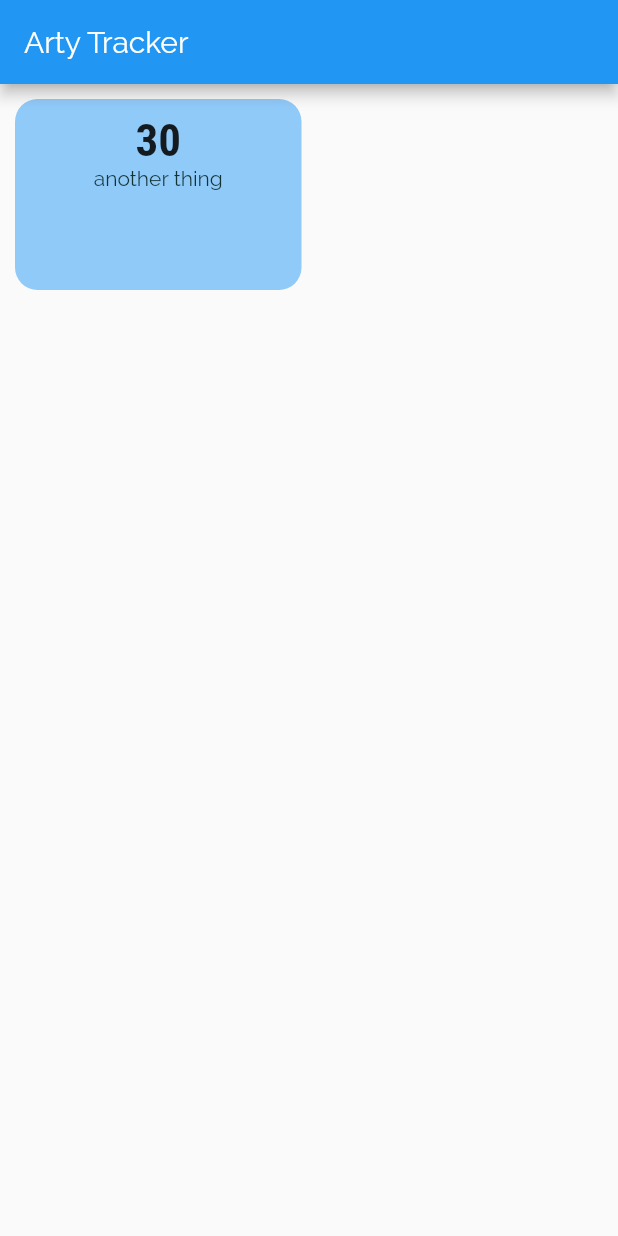
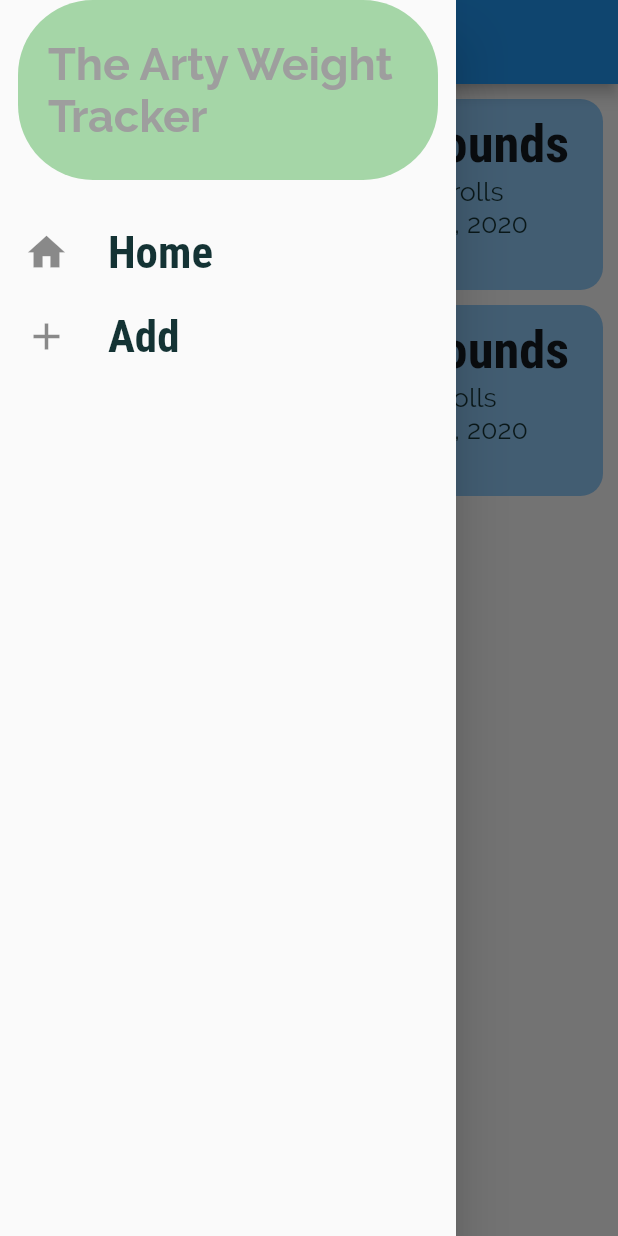
Before and after one commit to nayelipleskac/arty-tracker, a Flutter app: the screen it shows after launch, with the side drawer open (before the commit the screen has no drawer), on a phone screen of 412 x 824 dp. Run offline on Flutter 3.47's test engine with Material 2 defaults, Android fonts, the phone set to English and light mode, and no system bars.

Commit message:
hamburger and home pg

```diff
--- a/lib/main.dart
+++ b/lib/main.dart
@@ -20,12 +20,14 @@ class MyApp extends StatelessWidget {
         textTheme: ThemeData.light().textTheme.copyWith(
               bodyText1: TextStyle(
                 color: Color.fromRGBO(20, 51, 52, 1),
+                fontSize: 18,
               ),
               bodyText2: TextStyle(
                 color: Color.fromRGBO(20, 51, 52, 1),
+                fontSize: 18,
               ),
               headline6: TextStyle(
-                fontSize: 30,
+                fontSize: 35,
                 fontFamily: 'RobotoCondensed',
                 fontWeight: FontWeight.bold,
               ),
--- a/lib/screens/statistic_home_screen.dart
+++ b/lib/screens/statistic_home_screen.dart
@@ -1,3 +1,5 @@
+import '../widgets/drawer.dart';
+
 import '../widgets/statistic_item.dart';
 import 'package:flutter/material.dart';
 
@@ -11,6 +13,24 @@ class StatisticHomeScreen extends StatelessWidget {
       rolls: 8,
       date: DateTime.now(),
     ),
+    Statistic(
+      id: 's2',
+      pounds: 50,
+      rolls: 10,
+      date: DateTime.now(),
+    ),
+    Statistic(
+      id: 's3',
+      pounds: 37,
+      rolls: 6,
+      date: DateTime.now(),
+    ),
+    Statistic(
+      id: 's4',
+      pounds: 33,
+      rolls: 7,
+      date: DateTime.now(),
+    ),
   ];
   @override
   Widget build(BuildContext context) {
@@ -20,6 +40,7 @@ class StatisticHomeScreen extends StatelessWidget {
           'Arty Tracker',
         ),
       ),
+      drawer: MainDrawer(),
       body: GridView.builder(
         padding: EdgeInsets.all(10),
         itemCount: dummyStat.length,
--- /dev/null
+++ b/lib/widgets/drawer.dart
@@ -0,0 +1,53 @@
+import 'package:flutter/material.dart';
+
+class MainDrawer extends StatelessWidget {
+  Widget buildListTile(String title, IconData icon, Function tapHandler) {
+    return ListTile(
+      leading: Icon(
+        icon,
+        size: 30,
+      ),
+      title: Text(
+        title,
+        style: TextStyle(
+            fontFamily: 'RobotoCondensed',
+            fontSize: 30,
+            fontWeight: FontWeight.w600),
+      ),
+      onTap: tapHandler,
+    );
+  }
+
+  @override
+  Widget build(BuildContext context) {
+    return Drawer(
+      child: Column(
+        children: <Widget>[
+          Container(
+            height: 120,
+            width: 280,
+            padding: EdgeInsets.all(20),
+            alignment: Alignment.center,
+            decoration: BoxDecoration(
+              color: Colors.green[200],
+              borderRadius: BorderRadius.circular(50),
+            ),
+            child: Text(
+              'The Arty Weight Tracker',
+              style: TextStyle(
+                fontSize: 30,
+                fontWeight: FontWeight.w600,
+                color: Theme.of(context).accentColor,
+              ),
+            ),
+          ),
+          SizedBox(
+            height: 20,
+          ),
+          buildListTile('Home', Icons.home, () {}),
+          buildListTile('Add', Icons.add, () {}),
+        ],
+      ),
+    );
+  }
+}
--- a/lib/widgets/statistic_item.dart
+++ b/lib/widgets/statistic_item.dart
@@ -1,4 +1,5 @@
 import 'package:flutter/material.dart';
+import 'package:intl/intl.dart';
 
 import '../screens/statistic_home_screen.dart';
 
@@ -14,20 +15,25 @@ class StatisticItem extends StatelessWidget {
   Widget build(BuildContext context) {
     return GridTile(
       child: Container(
+        decoration: BoxDecoration(
+          color: Colors.blue[200],
+          borderRadius: BorderRadius.circular(15),
+        ),
         alignment: Alignment.topCenter,
         padding: EdgeInsets.all(10),
         child: Column(
           children: [
             Text(
-              pounds.toString(),
+              pounds.toString() + ' pounds',
               style: Theme.of(context).textTheme.headline6,
             ),
-            Text('another thing'),
+            Text(
+              rolls.toString() + ' rolls',
+            ),
+            Text(
+              DateFormat.yMMMd().format(date),
+            ),
           ],
-        ),
-        decoration: BoxDecoration(
-          color: Colors.blue[200],
-          borderRadius: BorderRadius.circular(15),
         ),
       ),
     );
--- a/pubspec.yaml
+++ b/pubspec.yaml
@@ -23,6 +23,7 @@ environment:
 dependencies:
   flutter:
     sdk: flutter
+  intl: ^0.16.1
 
 
   # The following adds the Cupertino Icons font to your application.
```
Also changed, not shown: pubspec.lock.
